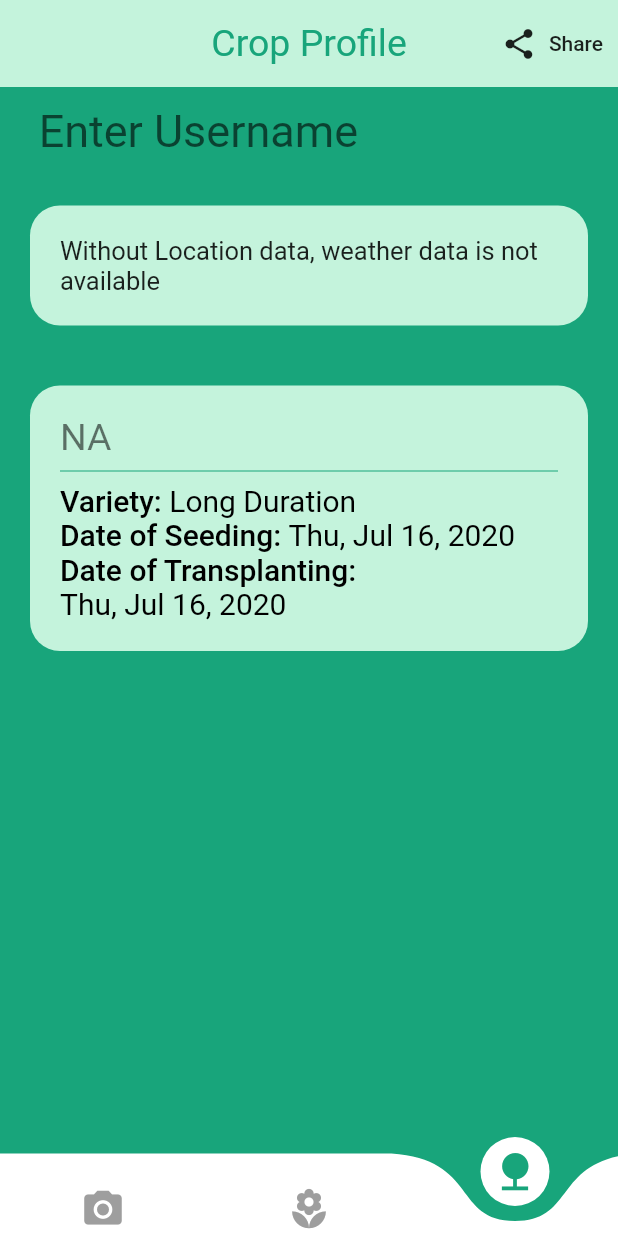
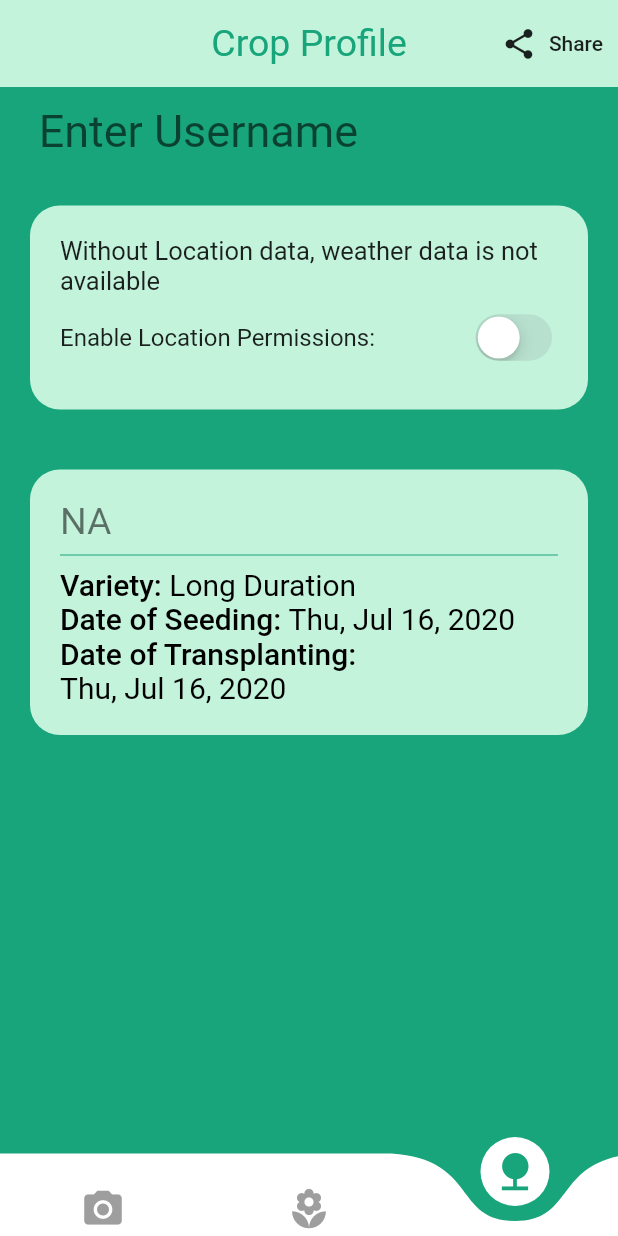
Before and after one commit to gavinkhung/synopsys-fair-2021, a Flutter app: the Home screen opened directly, item 3 of the bottom bar chosen, on a phone screen of 412 x 824 dp. Run offline on Flutter 3.47's test engine with Material 2 defaults, Android fonts, the phone set to English and light mode, and no system bars; drawn by our look-alikes of auto_size_text, curved_navigation_bar; our stand-ins replace cloud_firestore, country_code_picker, firebase_analytics, firebase_auth, firebase_messaging, google_maps_flutter and 7 more; missing offline and left inert: geocoder; accounts and stored records are empty; network calls fail.

Commit message:
loc permissions ui

```diff
--- a/jaikrishi/lib/utils/location.dart
+++ b/jaikrishi/lib/utils/location.dart
@@ -1,3 +1,4 @@
+import 'package:flutter/cupertino.dart';
 import 'package:flutter/material.dart';
 import 'package:geocoder/geocoder.dart';
 import 'package:intl/intl.dart';
@@ -107,7 +108,8 @@ Widget showLocData(BuildContext context) {
       } else {
         return Center(child: CircularProgressIndicator());
       }
-      });
+    },
+  );
 }
 
 Widget buildWeatherCard(BuildContext context, int times) {
@@ -135,26 +137,15 @@ Widget buildWeatherCard(BuildContext context, int times) {
                                     Color.fromRGBO(24, 165, 123, 1),
                               )
                             ]
-                            : [
-                                Center(
-                                    child: Text(
-                                  DemoLocalizations.of(context)
-                                      .vals["FirstPage"]["8"],
-                                  style: TextStyle(
-                                      fontWeight: FontWeight.w400,
-                                      fontSize: 17),
-                                ))
-                              ],
+                          : [locNotEnabled()],
                     );
                   } else if (value.hasData) {
                     weather = value.data;
 
                     if (weather != null) {
                       temp = weather['main']['temp'].round().toString();
-                        minTemp =
-                            weather['main']['temp_min'].round().toString();
-                        maxTemp =
-                            weather['main']['temp_max'].round().toString();
+                      minTemp = weather['main']['temp_min'].round().toString();
+                      maxTemp = weather['main']['temp_max'].round().toString();
                       humidity = weather['main']['humidity'].toString();
                       typeWeather = weather['weather'][0]['main'].toString();
                       day = DateFormat.yMMMEd().format(DateTime.now());
@@ -164,20 +155,17 @@ Widget buildWeatherCard(BuildContext context, int times) {
                           crossAxisAlignment: CrossAxisAlignment.start,
                           children: [
                             Row(
-                                mainAxisAlignment:
-                                    MainAxisAlignment.spaceBetween,
+                              mainAxisAlignment: MainAxisAlignment.spaceBetween,
                               children: [
                                 Column(
-                                    crossAxisAlignment:
-                                        CrossAxisAlignment.start,
+                                  crossAxisAlignment: CrossAxisAlignment.start,
                                   children: [
                                     Text(
                                       day,
                                       style: TextStyle(
                                         color: Colors.black54,
-                                          fontSize: MediaQuery.of(context)
-                                                      .size
-                                                      .height <
+                                        fontSize:
+                                            MediaQuery.of(context).size.height <
                                                     600
                                                 ? 16.5
                                                 : 25,
@@ -187,9 +175,8 @@ Widget buildWeatherCard(BuildContext context, int times) {
                                       temp + "°C",
                                       style: TextStyle(
                                         color: Colors.black,
-                                          fontSize: MediaQuery.of(context)
-                                                      .size
-                                                      .height <
+                                        fontSize:
+                                            MediaQuery.of(context).size.height <
                                                     600
                                                 ? 20
                                                 : 30,
@@ -199,9 +186,8 @@ Widget buildWeatherCard(BuildContext context, int times) {
                                       minTemp + "°C/" + maxTemp + "°C",
                                       style: TextStyle(
                                         color: Colors.black38,
-                                          fontSize: MediaQuery.of(context)
-                                                      .size
-                                                      .height <
+                                        fontSize:
+                                            MediaQuery.of(context).size.height <
                                                     600
                                                 ? 10
                                                 : 15,
@@ -226,8 +212,7 @@ Widget buildWeatherCard(BuildContext context, int times) {
                                     color: Colors.black54,
                                     fontWeight: FontWeight.w500,
                                     fontSize:
-                                          MediaQuery.of(context).size.height <
-                                                  600
+                                        MediaQuery.of(context).size.height < 600
                                             ? 11.3
                                             : 17,
                                   ),
@@ -237,8 +222,7 @@ Widget buildWeatherCard(BuildContext context, int times) {
                                   style: TextStyle(
                                     color: Colors.black54,
                                     fontSize:
-                                          MediaQuery.of(context).size.height <
-                                                  600
+                                        MediaQuery.of(context).size.height < 600
                                             ? 11.3
                                             : 17,
                                   ),
@@ -254,8 +238,7 @@ Widget buildWeatherCard(BuildContext context, int times) {
                                     color: Colors.black54,
                                     fontWeight: FontWeight.w500,
                                     fontSize:
-                                          MediaQuery.of(context).size.height <
-                                                  600
+                                        MediaQuery.of(context).size.height < 600
                                             ? 11.3
                                             : 17,
                                   ),
@@ -265,8 +248,7 @@ Widget buildWeatherCard(BuildContext context, int times) {
                                   style: TextStyle(
                                     color: Colors.black54,
                                     fontSize:
-                                          MediaQuery.of(context).size.height <
-                                                  600
+                                        MediaQuery.of(context).size.height < 600
                                             ? 11.3
                                             : 17,
                                   ),
@@ -286,17 +268,7 @@ Widget buildWeatherCard(BuildContext context, int times) {
                                       Color.fromRGBO(24, 165, 123, 1),
                                 )
                               ]
-                              : [
-                                  Center(
-                                    child: Text(
-                                      DemoLocalizations.of(context)
-                                          .vals["FirstPage"]["8"],
-                                      style: TextStyle(
-                                          fontWeight: FontWeight.w400,
-                                          fontSize: 17),
-                                    ),
-                                  )
-                                ],
+                            : [locNotEnabled()],
                       );
                     }
                   } else {
@@ -308,16 +280,7 @@ Widget buildWeatherCard(BuildContext context, int times) {
                                     Color.fromRGBO(24, 165, 123, 1),
                               )
                             ]
-                            : [
-                                Center(
-                                    child: Text(
-                                  DemoLocalizations.of(context)
-                                      .vals["FirstPage"]["8"],
-                                  style: TextStyle(
-                                      fontWeight: FontWeight.w400,
-                                      fontSize: 17),
-                                ))
-                              ],
+                          : [locNotEnabled()],
                     );
                   }
                 } catch (e) {
@@ -326,19 +289,10 @@ Widget buildWeatherCard(BuildContext context, int times) {
                     children: times == 0
                         ? [
                             CircularProgressIndicator(
-                                backgroundColor:
-                                    Color.fromRGBO(24, 165, 123, 1),
+                              backgroundColor: Color.fromRGBO(24, 165, 123, 1),
                             )
                           ]
-                          : [
-                              Center(
-                                  child: Text(
-                                DemoLocalizations.of(context).vals["FirstPage"]
-                                    ["8"],
-                                style: TextStyle(
-                                    fontWeight: FontWeight.w400, fontSize: 17),
-                              ))
-                            ],
+                        : [locNotEnabled()],
                   );
                 }
               },
@@ -346,5 +300,44 @@ Widget buildWeatherCard(BuildContext context, int times) {
           ),
         ],
       ),
-      ));
+    ),
+  );
 }
+
+class locNotEnabled extends StatefulWidget {
+  locNotEnabled();
+
+  @override
+  _locNotEnabled createState() => _locNotEnabled();
+}
+
+class _locNotEnabled extends State<locNotEnabled> {
+  _locNotEnabled();
+  bool switchState = false;
+  @override
+  Widget build(BuildContext context) {
+    return Column(
+      children: [
+        Center(
+          child: Text(
+            DemoLocalizations.of(context).vals["FirstPage"]["8"],
+            style: TextStyle(fontWeight: FontWeight.w400, fontSize: 17),
+          ),
+        ),
+        ListTile(
+          contentPadding: EdgeInsets.zero,
+          title: Text("Enable Location Permissions: "),
+          trailing: CupertinoSwitch(
+            value: switchState,
+            activeColor: Color.fromRGBO(24, 165, 123, 1),
+            onChanged: (selected) {
+              setState(() {
+                switchState = !switchState;
+              });
+            },
+          ),
+        )
+      ],
+    );
+  }
+}
```
Lines whose indentation alone changed are shown as unchanged.
